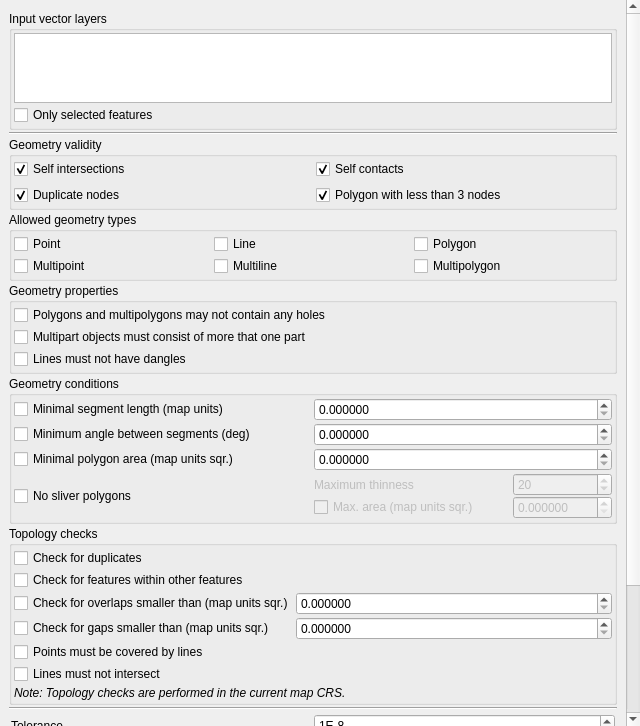
Above: src/plugins/geometry_checker/ui/qgsgeometrycheckersetuptab.ui from qgis/QGIS before the change. Below: the same form after it.
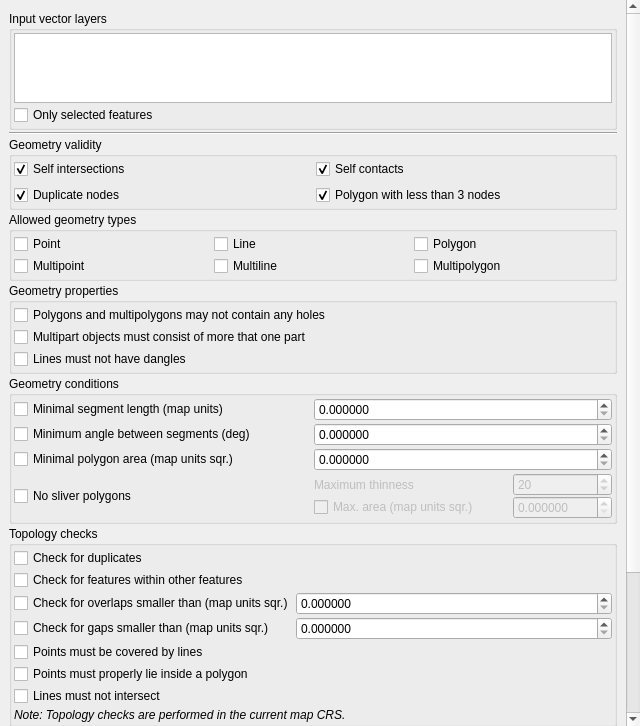
That is the form after the change. Icons and pictures are not drawn. Custom widgets are drawn as their Qt base class.

Commit message: [Geometry checker] Add point in polygon check

Diff of the .ui file:
```diff
--- a/src/plugins/geometry_checker/ui/qgsgeometrycheckersetuptab.ui
+++ b/src/plugins/geometry_checker/ui/qgsgeometrycheckersetuptab.ui
@@ -43,7 +43,7 @@
         <x>0</x>
         <y>0</y>
         <width>626</width>
-        <height>918</height>
+        <height>941</height>
        </rect>
       </property>
       <layout class="QGridLayout" name="gridLayout_4">
@@ -511,7 +511,7 @@
                </property>
               </widget>
              </item>
-             <item row="5" column="0">
+             <item row="6" column="0">
               <widget class="QCheckBox" name="checkLineIntersection">
                <property name="text">
                 <string>Lines must not intersect</string>
@@ -542,7 +542,7 @@
                </property>
               </widget>
              </item>
-             <item row="8" column="0" colspan="2">
+             <item row="9" column="0" colspan="2">
               <widget class="QLabel" name="label">
                <property name="text">
                 <string>&lt;i&gt;Note: Topology checks are performed in the current map CRS.&lt;/i&gt;</string>
@@ -566,6 +566,13 @@
                </property>
               </widget>
              </item>
+             <item row="5" column="0">
+              <widget class="QCheckBox" name="checkPointInPolygon">
+               <property name="text">
+                <string>Points must properly lie inside a polygon</string>
+               </property>
+              </widget>
+             </item>
             </layout>
            </widget>
           </item>
```
The commit also changes 4 other files.
